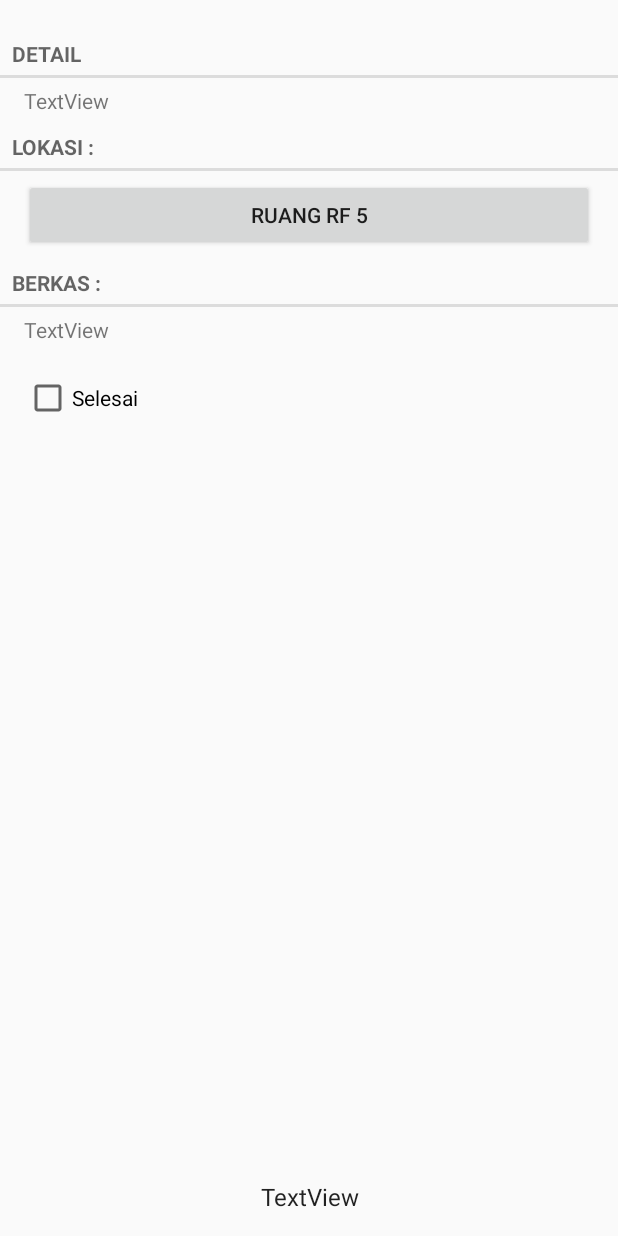
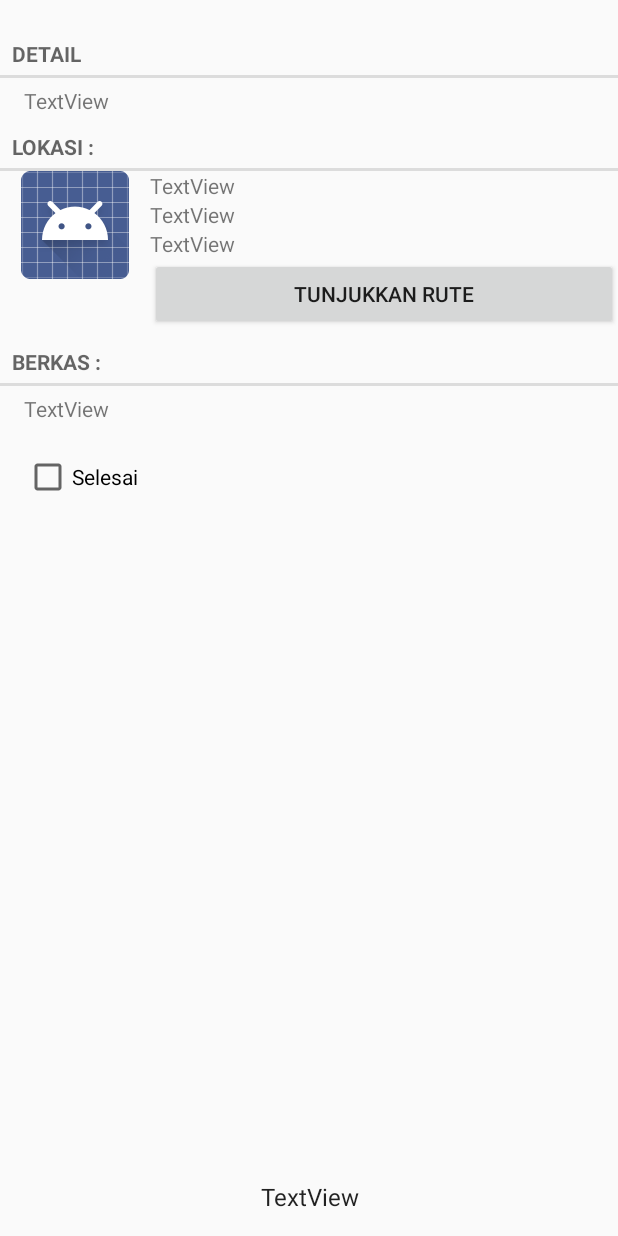
Before and after one commit to banukusuma/Aluradmi, an Android app: the layout item_keterangan.xml on its own in the app's theme, with its tools: preview values and no code run, on a phone screen of 412 x 824 dp. Run offline under Robolectric (Android 15) with nearby library versions, the light colour scheme and no system bars.

Commit message:
sudah ditambahkan ruang dan gedung

```diff
--- a/app/src/main/java/com/spp/banu/aluradmi/cursorwrapper/KeteranganCursorWrapper.java
+++ b/app/src/main/java/com/spp/banu/aluradmi/cursorwrapper/KeteranganCursorWrapper.java
@@ -28,7 +28,7 @@ public class KeteranganCursorWrapper extends CursorWrapper {
         String nama = getString(getColumnIndex(KeteranganDbSchema.KeteranganTable.Kolom.NAMA));
         String isi_keterangan = getString(getColumnIndex(KeteranganDbSchema.KeteranganTable.Kolom.KETERANGAN));
         int id_alur = getInt(getColumnIndex(KeteranganDbSchema.KeteranganTable.Kolom.ID_ALUR));
-        int id_lokasi = getInt(getColumnIndex(KeteranganDbSchema.KeteranganTable.Kolom.ID_LOKASI));
+        int id_ruang = getInt(getColumnIndex(KeteranganDbSchema.KeteranganTable.Kolom.ID_RUANG));
         String timestamp = getString(getColumnIndex(KeteranganDbSchema.KeteranganTable.Kolom.TIMESTAMP));
         int urut = getInt(getColumnIndex(KeteranganDbSchema.KeteranganTable.Kolom.URUT));
         int status = getInt(getColumnIndex(KeteranganDbSchema.KeteranganTable.Kolom.STATUS));
@@ -41,7 +41,7 @@ public class KeteranganCursorWrapper extends CursorWrapper {
         keterangan.setUrut(urut);
         keterangan.setStatus(status != 0);
         keterangan.setKeterangan(isi_keterangan);
-        keterangan.setId_lokasi(id_lokasi);
+        keterangan.setId_ruang(id_ruang);
         return keterangan;
     }
 }
--- a/app/src/main/java/com/spp/banu/aluradmi/dbSchema/KeteranganDbSchema.java
+++ b/app/src/main/java/com/spp/banu/aluradmi/dbSchema/KeteranganDbSchema.java
@@ -13,7 +13,7 @@ public class KeteranganDbSchema {
             public static final String NAMA = "nama";
             public static final String TIMESTAMP = "timestamp";
             public static final String ID_KETERANGAN = "id_keterangan";
-            public static final String ID_LOKASI = "id_lokasi";
+            public static final String ID_RUANG = "id_ruang";
             public static final String KETERANGAN ="keterangan";
             public static final String URUT = "urut";
             public static final String STATUS = "status";
--- a/app/src/main/java/com/spp/banu/aluradmi/fragment/KeteranganListFragment.java
+++ b/app/src/main/java/com/spp/banu/aluradmi/fragment/KeteranganListFragment.java
@@ -174,7 +174,7 @@ public class KeteranganListFragment extends Fragment {
             isiKeterangan.setMovementMethod(LinkMovementMethod.getInstance());
             ReuniLokasi reuniLokasi = new ReuniLokasi(getActivity());
             ReuniBerkas reuniBerkas = new ReuniBerkas(getActivity());
-            Lokasi lokasi = reuniLokasi.getLokasi(this.keterangan.getId_lokasi());
+            Lokasi lokasi = reuniLokasi.getLokasi(this.keterangan.getId_ruang());
             List<Berkas> berkasList = reuniBerkas.getBerkasList(this.keterangan.getId_keterangan());
             if (berkasList.isEmpty()){
                 Berkas berkas = new Berkas();
--- a/app/src/main/res/layout/item_keterangan.xml
+++ b/app/src/main/res/layout/item_keterangan.xml
@@ -1,5 +1,6 @@
 <?xml version="1.0" encoding="utf-8"?>
 <LinearLayout xmlns:android="http://schemas.android.com/apk/res/android"
+    xmlns:app="http://schemas.android.com/apk/res-auto"
     android:orientation="vertical" android:layout_width="match_parent"
     android:layout_height="match_parent">
 
@@ -37,14 +38,51 @@
                 style="?android:listSeparatorTextViewStyle"
                 android:layout_marginTop="5dp" />
 
-            <Button
-                android:text="Ruang Rf 5"
+            <LinearLayout
+                android:orientation="horizontal"
                 android:layout_width="match_parent"
-                android:layout_height="wrap_content"
-                android:id="@+id/btn_lokasi"
-                android:layout_marginLeft="16dp"
-                android:layout_marginRight="16dp"
-                android:layout_marginTop="5dp" />
+                android:layout_height="wrap_content">
+
+                <ImageView
+                    android:layout_width="150px"
+                    android:layout_height="wrap_content"
+                    app:srcCompat="@android:drawable/sym_def_app_icon"
+                    android:id="@+id/thumbnail_denah"
+                    android:maxHeight="100px"
+                    android:maxWidth="150px" />
+
+                <LinearLayout
+                    android:orientation="vertical"
+                    android:layout_width="match_parent"
+                    android:layout_height="wrap_content">
+
+                    <TextView
+                        android:text="TextView"
+                        android:layout_width="match_parent"
+                        android:layout_height="wrap_content"
+                        android:id="@+id/gedung_text_view" />
+
+                    <TextView
+                        android:text="TextView"
+                        android:layout_width="match_parent"
+                        android:layout_height="wrap_content"
+                        android:id="@+id/lantai_text_view" />
+
+                    <TextView
+                        android:text="TextView"
+                        android:layout_width="match_parent"
+                        android:layout_height="wrap_content"
+                        android:id="@+id/ruang_text_view" />
+
+                    <Button
+                        android:text="@string/tunjuk_rute"
+                        android:layout_width="match_parent"
+                        android:layout_height="wrap_content"
+                        android:id="@+id/rute_keterangan_btn"
+                        style="@style/Widget.AppCompat.Button" />
+                </LinearLayout>
+
+            </LinearLayout>
 
             <TextView
                 android:text="@string/item_berkas_keterangan"
--- a/app/src/main/res/values/strings.xml
+++ b/app/src/main/res/values/strings.xml
@@ -27,4 +27,8 @@
     <string name="welcome">Selamat Datang di Aluradmi</string>
     <string name="oke">Oke</string>
     <string name="cancel">Cancel</string>
+    <string name="tunjuk_rute">Tunjukkan Rute</string>
+    <string name="gedung">Gedung : </string>
+    <string name="lantai">Lantai </string>
+    <string name="ruang">Ruang </string>
 </resources>
```
Also changed, not shown: app/src/main/java/com/spp/banu/aluradmi/DatabaseHelper.java (+39 -7 lines), app/src/main/java/com/spp/banu/aluradmi/MainActivity.java (+17 -24 lines), app/src/main/java/com/spp/banu/aluradmi/ReuniGedung.java (added, +57 -0 lines), app/src/main/java/com/spp/banu/aluradmi/ReuniRuang.java (added, +51 -0 lines), app/src/main/java/com/spp/banu/aluradmi/cursorwrapper/GedungCursorWrapper.java (added, +34 -0 lines), app/src/main/java/com/spp/banu/aluradmi/cursorwrapper/RuangCursorWrapper.java (added, +40 -0 lines), app/src/main/java/com/spp/banu/aluradmi/dbSchema/GedungDbSchema.java (added, +19 -0 lines), app/src/main/java/com/spp/banu/aluradmi/dbSchema/LantaiDbSchema.java (added, +20 -0 lines), app/src/main/java/com/spp/banu/aluradmi/dbSchema/RuangDbSchema.java (added, +18 -0 lines), app/src/main/java/com/spp/banu/aluradmi/fragment/KeteranganFragment.java (+37 -15 lines), app/src/main/java/com/spp/banu/aluradmi/model/Gedung.java (added, +53 -0 lines), app/src/main/java/com/spp/banu/aluradmi/model/Keterangan.java (+5 -5 lines), app/src/main/java/com/spp/banu/aluradmi/model/Ruang.java (added, +80 -0 lines).
